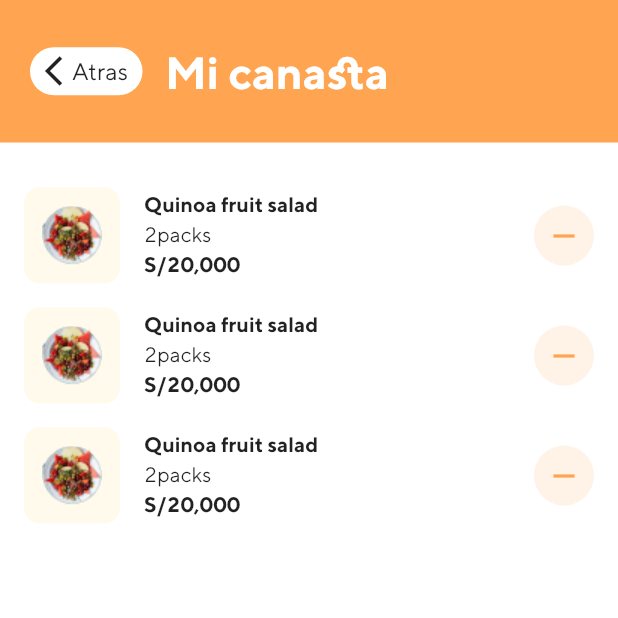
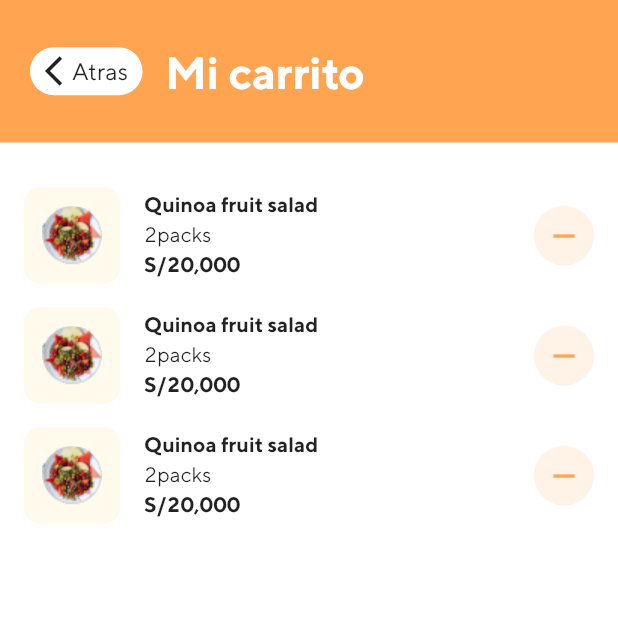
Before and after one commit to Luicar97/fruit_hub, a Flutter app: the OrderListPage screen opened directly, on a phone screen of 412 x 824 dp, the top half of it. Run offline on Flutter 3.47's test engine with Material 2 defaults, Android fonts, the phone set to English and light mode, and no system bars.

```diff
--- a/lib/pages/order_list_page/order_list_page.dart
+++ b/lib/pages/order_list_page/order_list_page.dart
@@ -35,7 +35,7 @@ class OrderListPage extends StatelessWidget {
                         left: 15,
                       ),
                       child: Text(
-                        'Mi canasta',
+                        'Mi carrito',
                         style: TextStyle(
                           color: Colors.white,
                           fontFamily: 'TTNorms-Bold',
```
